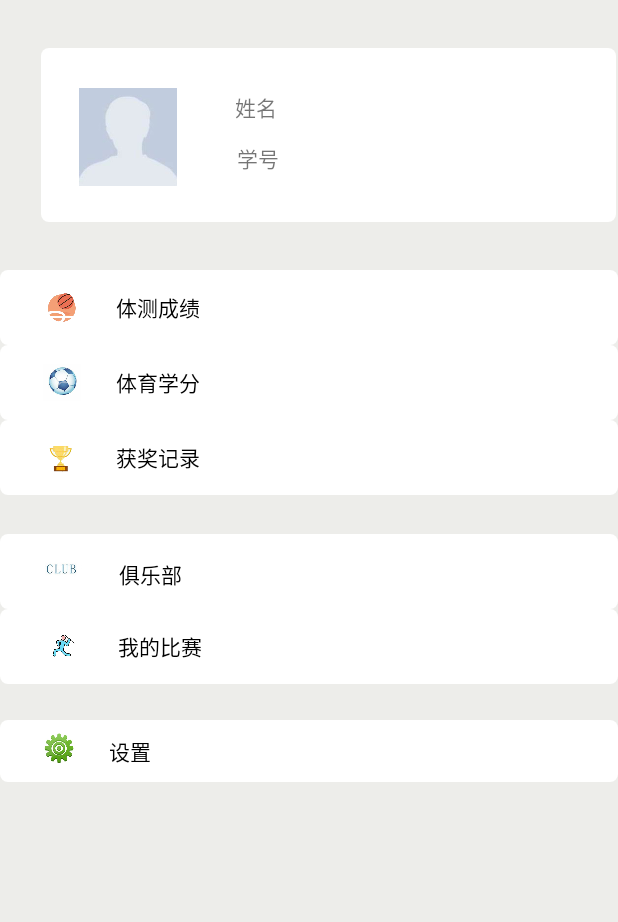
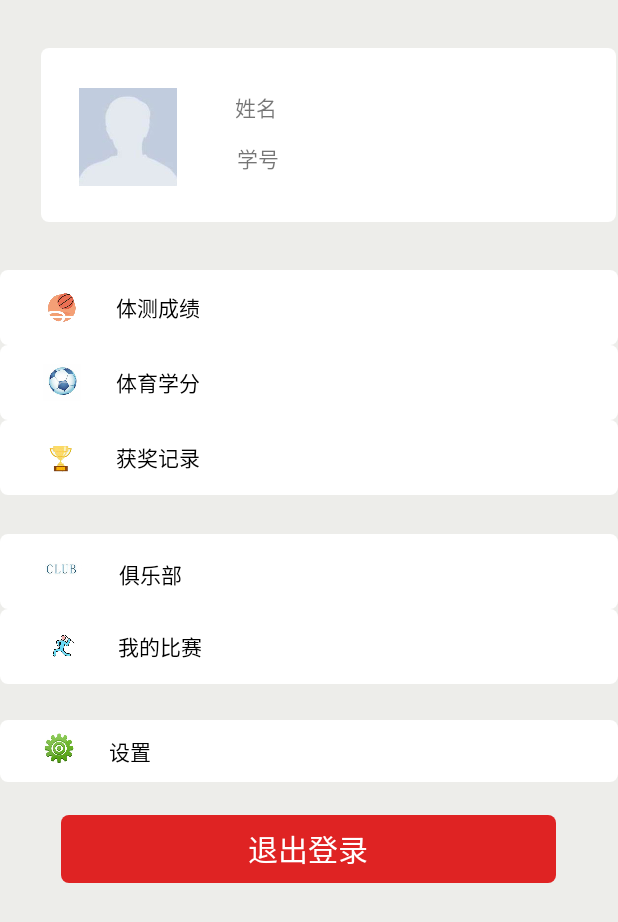
Before and after one commit to DLWangSan/bbusport, an Android app: the fragment FragmentMine shown on its own in the app's theme, on a phone screen of 412 x 824 dp. Shown: the top 922 px of the screen. Run offline under Robolectric (Android 15) with nearby library versions, the phone set to English and light mode, and no system bars; libraries missing offline, so code that uses them is left out: org.zackratos.ultimatebar; 2 statements that could not run were skipped.

Commit message:
自动登录  加入退出登录按钮

```diff
--- a/app/build.gradle
+++ b/app/build.gradle
@@ -6,8 +6,8 @@ android {
         applicationId "com.dlws.bbusport"
         minSdkVersion 15
         targetSdkVersion 28
-        versionCode 4
-        versionName "1.2.0"
+        versionCode 5
+        versionName "1.3.0"
         testInstrumentationRunner "android.support.test.runner.AndroidJUnitRunner"
     }
     buildTypes {
--- /dev/null
+++ b/app/src/main/res/drawable/radius_drawable_bg2.xml
@@ -0,0 +1,6 @@
+<?xml version="1.0" encoding="utf-8"?>
+<shape xmlns:android="http://schemas.android.com/apk/res/android" >
+    <corners android:radius="5dip"/>
+    <solid android:color="#df2323" />
+
+</shape>
--- a/app/src/main/res/layout/activity_main.xml
+++ b/app/src/main/res/layout/activity_main.xml
@@ -3,7 +3,7 @@
     android:orientation="vertical"
     android:layout_width="match_parent"
     android:layout_height="match_parent"
-    android:background="@drawable/lantian1">
+    android:background="@drawable/lantian3">
 
     <LinearLayout
         android:layout_width="match_parent"
--- a/app/src/main/res/layout/fragment_mine.xml
+++ b/app/src/main/res/layout/fragment_mine.xml
@@ -194,5 +194,23 @@
         android:layout_width="match_parent"
         android:layout_height="51dp" />
 
+    <RelativeLayout
+        android:id="@+id/tuichu"
+        android:layout_width="330dp"
+        android:layout_height="45dp"
+        android:layout_gravity="center"
+        android:layout_marginTop="22dp"
+        android:background="@drawable/radius_drawable_bg2">
+
+        <TextView
+            android:layout_width="wrap_content"
+            android:layout_height="wrap_content"
+            android:text="退出登录"
+            android:textColor="#ffffff"
+            android:layout_centerInParent="true"
+            android:textSize="20sp" />
+
+    </RelativeLayout>
+
 
 </LinearLayout>
```
Also changed, not shown: app/src/main/java/com/dlws/bbusport/MainActivity.java (+52 -0 lines), app/src/main/res/drawable/lantian3.jpg (added).
